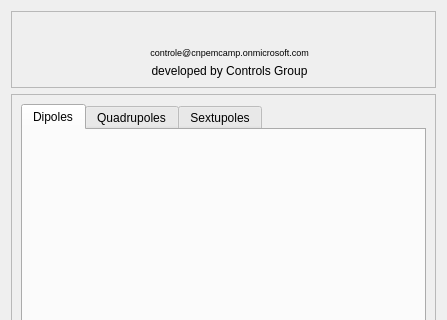
Old version of the form siriushlacon/regatron/ui/main.ui in the repository lnls-sirius/pydm-opi; both pictures show x 0 to 447 and y 0 to 320 of the 447 by 614 pixel window.
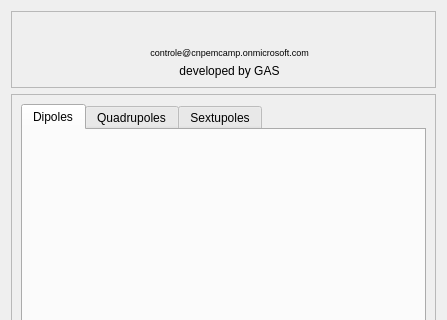
New version of the form. Icons and pictures are not drawn.

What changed in the file:
```diff
--- a/siriushlacon/regatron/ui/main.ui
+++ b/siriushlacon/regatron/ui/main.ui
@@ -32,7 +32,7 @@
          </size>
         </property>
         <property name="text">
-         <string>developed by Controls Group</string>
+         <string>developed by GAS</string>
         </property>
         <property name="alignment">
          <set>Qt::AlignCenter</set>
```
